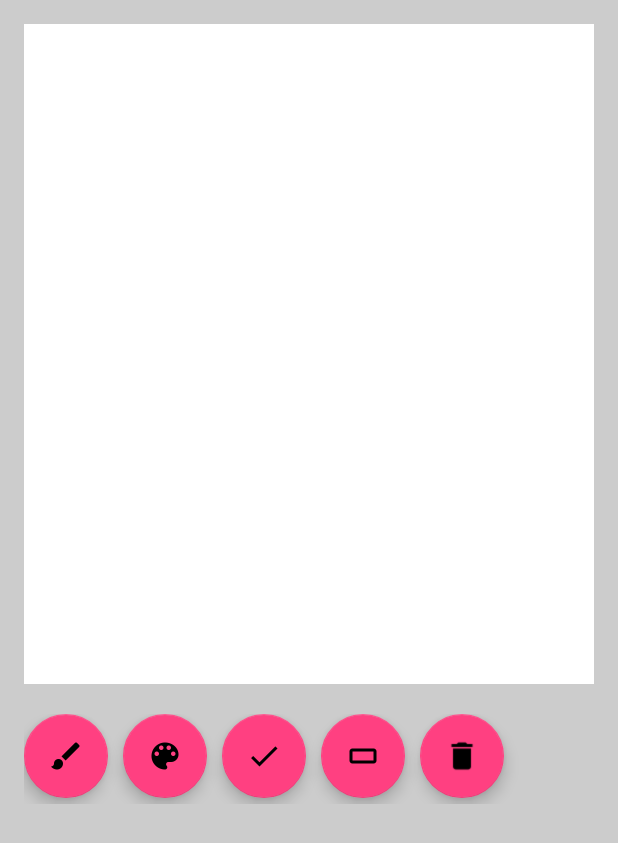
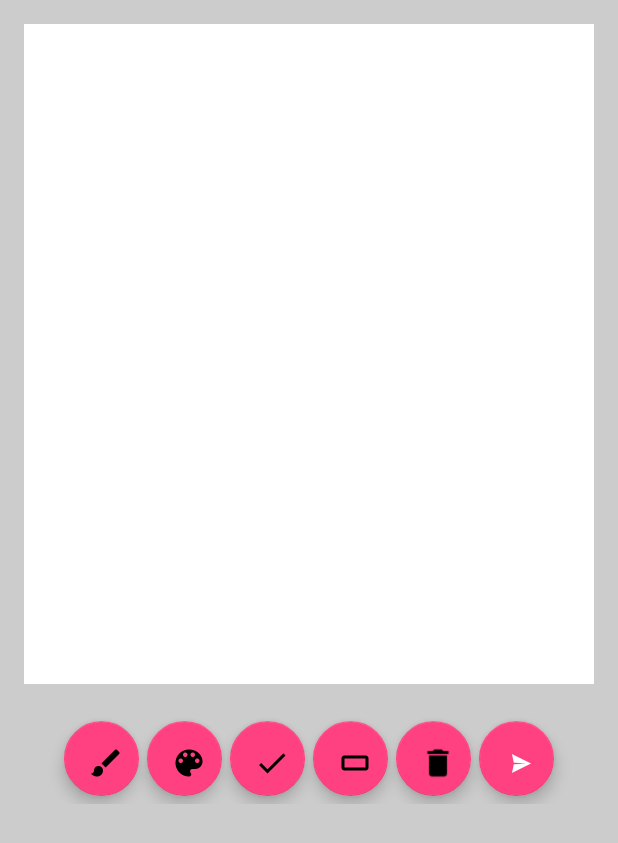
Before and after one commit to MadelynTav/PaintApp, an Android app: the screen it shows after launch (MainActivity), after a tap on an icon or button, on a phone screen of 412 x 824 dp. Shown: the top 843 px of the screen. Run offline under Robolectric (Android 15) with nearby library versions, the phone set to English and light mode, and no system bars; our stand-ins replace ButterKnife.

Commit message:
added share button

```diff
--- a/app/src/main/AndroidManifest.xml
+++ b/app/src/main/AndroidManifest.xml
@@ -3,6 +3,7 @@
     package="nyc.apprentice.madelyntavarez.paintapp">
 
     <uses-permission android:name="android.permission.WRITE_EXTERNAL_STORAGE" />
+    <uses-permission android:name="android.permission.READ_EXTERNAL_STORAGE" />
 
     <application
         android:allowBackup="true"
--- a/app/src/main/java/nyc/apprentice/madelyntavarez/paintapp/MainActivity.java
+++ b/app/src/main/java/nyc/apprentice/madelyntavarez/paintapp/MainActivity.java
@@ -2,44 +2,27 @@ package nyc.apprentice.madelyntavarez.paintapp;
 
 import android.app.Dialog;
 import android.content.Context;
-import android.content.DialogInterface;
-import android.graphics.Bitmap;
-import android.graphics.Canvas;
+import android.content.Intent;
 import android.graphics.Color;
-import android.graphics.PorterDuff;
-import android.graphics.PorterDuffXfermode;
 import android.graphics.drawable.ColorDrawable;
-import android.graphics.drawable.Drawable;
+import android.net.Uri;
 import android.os.Bundle;
 import android.provider.MediaStore;
 import android.support.design.widget.FloatingActionButton;
-import android.support.design.widget.Snackbar;
 import android.support.v7.app.AppCompatActivity;
-import android.support.v7.widget.Toolbar;
 import android.util.Log;
-import android.view.Gravity;
 import android.view.View;
-import android.view.Menu;
-import android.view.MenuItem;
-import android.view.WindowManager;
-import android.widget.ImageButton;
-import android.widget.LinearLayout;
 import android.widget.Toast;
-
 import java.io.File;
-import java.io.FileOutputStream;
 import java.util.UUID;
-
-import butterknife.Bind;
-import butterknife.BindDimen;
 
 public class MainActivity extends AppCompatActivity {
 
 
     FloatingActionButton currBrushSize;
     FloatingActionButton currColor;
-    FloatingActionButton  erase;
-    FloatingActionButton  trash;
+    FloatingActionButton erase;
+    FloatingActionButton trash;
     FloatingActionButton save;
     FloatingActionButton share;
     float smallBrush;
@@ -47,9 +30,10 @@ public class MainActivity extends AppCompatActivity {
     float largeBrush;
     private CustomView customView;
     Dialog colorDialog;
-    Context context=this;
+    Context context = this;
     Dialog brushDialog;
-
+    String imgSaved;
+    String path;
 
 
     @Override
@@ -57,7 +41,8 @@ public class MainActivity extends AppCompatActivity {
         super.onCreate(savedInstanceState);
         setContentView(R.layout.content_main);
         currColor = (FloatingActionButton) findViewById(R.id.color_button);
-        currBrushSize= (FloatingActionButton) findViewById(R.id.brush_button);
+        currBrushSize = (FloatingActionButton) findViewById(R.id.brush_button);
+        share = (FloatingActionButton) findViewById(R.id.share);
         customView = (CustomView) findViewById(R.id.drawing_view);
         erase = (FloatingActionButton) findViewById(R.id.erase);
         smallBrush = getResources().getInteger(R.integer.small_size);
@@ -121,12 +106,14 @@ public class MainActivity extends AppCompatActivity {
                 customView.setDrawingCacheEnabled(true);
                 String imgSaved = MediaStore.Images.Media.insertImage(
                         getContentResolver(), customView.getDrawingCache(),
-                        UUID.randomUUID().toString()+".png", "drawing");
+                        UUID.randomUUID().toString() + ".png", "drawing");
+                path = UUID.randomUUID().toString() + ".png";
 
-                if (imgSaved!=null){
-                    Toast.makeText(context, "Image Saved!",Toast.LENGTH_SHORT).show();
+                Log.i("SavedString", imgSaved);
+                if (imgSaved != null) {
+                    Toast.makeText(context, "Image Saved!", Toast.LENGTH_SHORT).show();
                 } else {
-                    Toast.makeText(context, "Unable To Save Image! Try Again",Toast.LENGTH_SHORT).show();
+                    Toast.makeText(context, "Unable To Save Image! Try Again", Toast.LENGTH_SHORT).show();
                 }
 
                 customView.destroyDrawingCache();
@@ -134,33 +121,33 @@ public class MainActivity extends AppCompatActivity {
 
         });
 
-//        share.setOnClickListener(new View.OnClickListener() {
-//            @Override
-//            public void onClick(View v) {
-//                try {
-//                    //Bitmap bitmap= customView.getDrawingCache().compress(Bitmap.CompressFormat.JPEG, 100, new FileOutputStream(new File("/mnt/sdcard/arun.jpg")));
-//                } catch (Exception e) {
-//                    Log.e("Error--------->", e.toString());
-//                }
-//            }
-//        });
+        share.setOnClickListener(new View.OnClickListener() {
+            @Override
+            public void onClick(View v) {
+                File sharefile = customView.shareImage(context);
+                Intent share = new Intent(android.content.Intent.ACTION_SEND);
+                share.setType("image/jpeg");
+                share.putExtra(Intent.EXTRA_STREAM, Uri.parse("file://" + sharefile));
+                startActivity(Intent.createChooser(share, "Share Image"));
+            }
+        });
     }
 
-    public void changeBrushSize(View v){
-        float tag= Integer.parseInt(String.valueOf(v.getTag()));
+    public void changeBrushSize(View v) {
+        float tag = Integer.parseInt(String.valueOf(v.getTag()));
         customView.setBrushSize(tag);
 
         if (!customView.isErase()) {
             customView.setLastBrushSize(tag);
-            Log.i("size","UP");
+            Log.i("size", "UP");
         }
 
         brushDialog.dismiss();
     }
 
-    public void changeBrushColor(View v){
-        String color=v.getTag().toString();
-        int color1= Color.parseColor(color);
+    public void changeBrushColor(View v) {
+        String color = v.getTag().toString();
+        int color1 = Color.parseColor(color);
         customView.setPaintColor(color1);
         colorDialog.dismiss();
     }
--- a/app/src/main/res/layout/content_main.xml
+++ b/app/src/main/res/layout/content_main.xml
@@ -20,48 +20,57 @@
     <LinearLayout
         android:layout_width="match_parent"
         android:layout_height="60dp"
+        android:gravity="center"
         android:id="@+id/button_layout"
         android:orientation="horizontal">
 
 
         <android.support.design.widget.FloatingActionButton
-            android:layout_width="60dp"
+            android:layout_width="50dp"
             android:layout_height="wrap_content"
-           android:layout_marginRight="10dp"
+           android:layout_marginRight="5dp"
             android:src="@drawable/brush"
             android:id="@+id/brush_button"
             android:scaleType="centerCrop" />
 
         <android.support.design.widget.FloatingActionButton
-            android:layout_width="60dp"
+            android:layout_width="50dp"
             android:layout_height="wrap_content"
-            android:layout_marginRight="10dp"
+            android:layout_marginRight="5dp"
             android:scaleType="centerCrop"
             android:src="@drawable/color_picker"
             android:id="@+id/color_button"/>
 
         <android.support.design.widget.FloatingActionButton
-            android:layout_width="60dp"
+            android:layout_width="50dp"
             android:layout_height="wrap_content"
             android:src="@drawable/save"
             android:scaleType="centerCrop"
-            android:layout_marginRight="10dp"
+            android:layout_marginRight="5dp"
             android:id="@+id/save"/>
 
         <android.support.design.widget.FloatingActionButton
-            android:layout_width="60dp"
+            android:layout_width="50dp"
             android:src="@drawable/eraser"
             android:scaleType="centerCrop"
             android:layout_height="wrap_content"
-            android:layout_marginRight="10dp"
+            android:layout_marginRight="5dp"
             android:id="@+id/erase"/>
 
         <android.support.design.widget.FloatingActionButton
-            android:layout_width="60dp"
+            android:layout_width="50dp"
             android:layout_height="wrap_content"
             android:id="@+id/trash"
+            android:layout_marginRight="5dp"
             android:scaleType="centerCrop"
             android:src="@drawable/trash"/>
+
+        <android.support.design.widget.FloatingActionButton
+            android:layout_width="50dp"
+            android:layout_height="wrap_content"
+            android:id="@+id/share"
+            android:src="@drawable/ic_stat_name"
+            android:scaleType="centerCrop" />
 
 
     </LinearLayout>
```
Also changed, not shown: app/src/main/java/nyc/apprentice/madelyntavarez/paintapp/CustomView.java (+22 -0 lines), app/src/main/res/drawable-hdpi-v11/ic_stat_name.png (added), app/src/main/res/drawable-hdpi-v9/ic_stat_name.png (added), app/src/main/res/drawable-hdpi/ic_stat_name.png (added), app/src/main/res/drawable-mdpi-v11/ic_stat_name.png (added), app/src/main/res/drawable-mdpi-v9/ic_stat_name.png (added), app/src/main/res/drawable-mdpi/ic_stat_name.png (added), app/src/main/res/drawable-xhdpi-v11/ic_stat_name.png (added), app/src/main/res/drawable-xhdpi-v9/ic_stat_name.png (added), app/src/main/res/drawable-xhdpi/ic_stat_name.png (added), app/src/main/res/drawable-xxhdpi-v11/ic_stat_name.png (added), app/src/main/res/drawable-xxhdpi-v9/ic_stat_name.png (added), app/src/main/res/drawable-xxhdpi/ic_stat_name.png (added).
